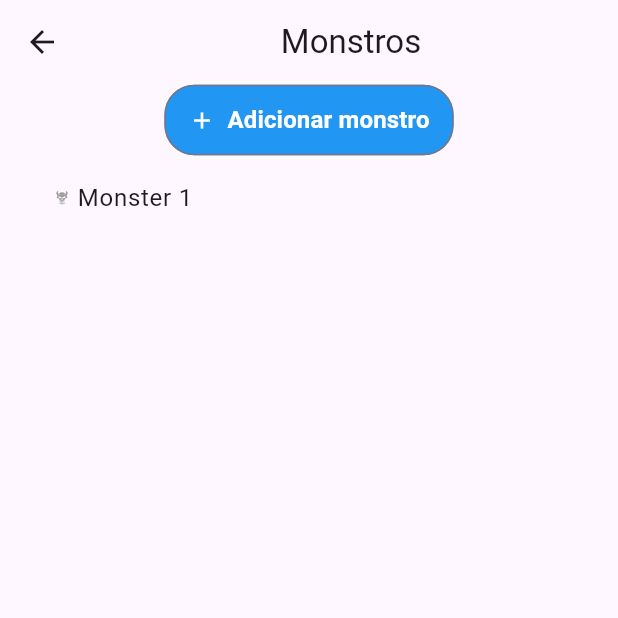
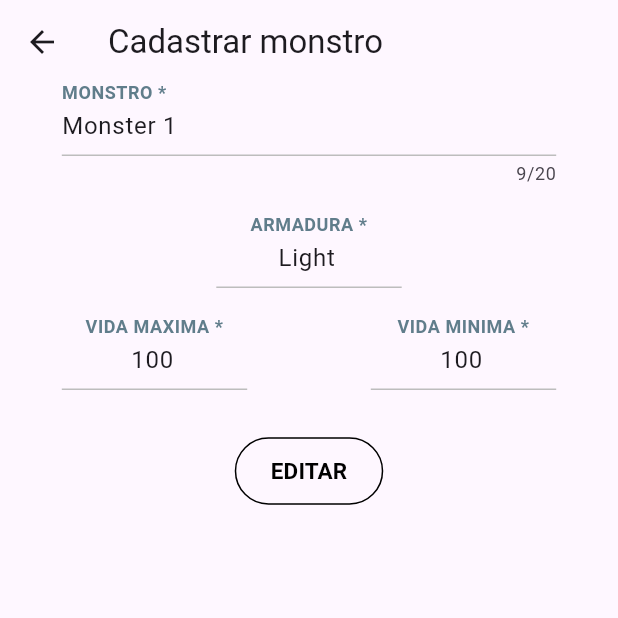
Before and after one commit to Gustavo-Vinicius-Santana/rpg-dm-combat-assistant, a Flutter app: the Monsterlistscreen screen opened directly, after a tap on "Monster 1", on a phone screen of 412 x 824 dp, the top half of it. Run offline on Flutter 3.47's test engine with Material 3 defaults, Android fonts, the phone set to English and light mode, and no system bars; our stand-ins replace flutter_svg, sqflite; accounts and stored records are empty.

Commit message:
[feature - ui/logic - complet] Criando tela de edição de mosntro e implementando-a na lista de monstros

```diff
--- a/lib/Data/repositories/monsters_repository.dart
+++ b/lib/Data/repositories/monsters_repository.dart
@@ -9,6 +9,11 @@ class MonstersRepository {
   Future<List<Map<String, dynamic>>> getAllMonsters() async {
     final db = await DB.instance.database;
     return db.query('monsters');
+  }
+
+  Future<List<Map<String, dynamic>>> getMonsterById(int id) async {
+    final db = await DB.instance.database;
+    return db.query('monsters', where: 'id = ?', whereArgs: [id]);
   }
 
   Future<int> updateMonster(int id, Map<String, dynamic> monster) async {
--- /dev/null
+++ b/lib/Ui/Screens/MonsterEditScreen.dart
@@ -0,0 +1,216 @@
+import 'package:flutter/material.dart';
+import 'package:rpg_dm_combat_assistant/Data/repositories/monsters_repository.dart';
+import 'package:rpg_dm_combat_assistant/Ui/Components/Buttons/ButtonFormConfirm.dart';
+import 'package:rpg_dm_combat_assistant/Ui/Components/Input/InputNumberInt.dart';
+import 'package:rpg_dm_combat_assistant/Ui/Components/Input/InputText.dart';
+import 'package:rpg_dm_combat_assistant/Ui/Components/Loadings/Loading.dart';
+
+class MonsterEditScreen extends StatefulWidget {
+  const MonsterEditScreen({super.key});
+
+  @override
+  State<MonsterEditScreen> createState() => _MonsterEditScreenState();
+}
+
+class _MonsterEditScreenState extends State<MonsterEditScreen> {
+  final MonstersRepository _monsterRepository = MonstersRepository();
+  final TextEditingController _nameMonsterController = TextEditingController();
+  final TextEditingController _armorController = TextEditingController();
+  final TextEditingController _maxHealthController = TextEditingController();
+  final TextEditingController _minHealthController = TextEditingController();
+
+  String? _messageErrorNameMonster;
+  String? _messageErrorArmor;
+  String? _messageErrorMaxHealth;
+  String? _messageErrorMinHealth;
+
+  int? id;
+  bool _isLoading = true;
+
+  @override
+  void didChangeDependencies() {
+    super.didChangeDependencies();
+
+    // Obtendo os argumentos da rota
+    final arguments = ModalRoute.of(context)?.settings.arguments;
+    if (arguments is int) {
+      id = arguments; // Armazena o ID recebido
+      _loadMonster(id!); // Carrega o personagem
+    } else {
+      // Caso os argumentos não sejam válidos, lida com o erro
+      throw Exception("ID não fornecido ou inválido");
+    }
+  }
+
+  void _loadMonster(int id) async {
+    try {
+      final monster = await _monsterRepository.getMonsterById(id);
+      setState(() {
+        _nameMonsterController.text = monster[0]['name'];
+        _armorController.text = monster[0]['armor'].toString();
+        _maxHealthController.text = monster[0]['lifeMax'].toString();
+        _minHealthController.text = monster[0]['lifeActual'].toString();
+      });
+    } catch (e) {
+      print('Erro ao carregar o personagem: $e');
+    } finally {
+      setState(() {
+        _isLoading = false;
+      });
+    }
+  }
+
+  @override
+  void initState() {
+    super.initState();
+    _nameMonsterController.addListener(() {
+      _clearErrorMessage(_messageErrorNameMonster);
+    });
+    _armorController.addListener(() {
+      _clearErrorMessage(_messageErrorArmor);
+    });
+    _maxHealthController.addListener(() {
+      _clearErrorMessage(_messageErrorMaxHealth);
+    });
+    _minHealthController.addListener(() {
+      _clearErrorMessage(_messageErrorMinHealth);
+    });
+  }
+
+  void _clearErrorMessage(String? errorMessage) {
+    if (errorMessage != null) {
+      setState(() {
+        errorMessage = null;
+      });
+    }
+
+    setState(() {
+      if (_nameMonsterController.text.isNotEmpty) {
+        _messageErrorNameMonster = null;
+      }
+      if (_armorController.text.isNotEmpty) {
+        _messageErrorArmor = null;
+      }
+      if (_maxHealthController.text.isNotEmpty) {
+        _messageErrorMaxHealth = null;
+      }
+      if (_minHealthController.text.isNotEmpty) {
+        _messageErrorMinHealth = null;
+      }
+    });
+  }
+
+  void _editMonster() async {
+    final nameMonster = _nameMonsterController.text;
+    final armor = _armorController.text;
+    final maxHealth = _maxHealthController.text;
+    final minHealth = _minHealthController.text;
+
+    if (nameMonster.isEmpty ||
+        armor.isEmpty ||
+        maxHealth.isEmpty ||
+        minHealth.isEmpty) {
+      setState(() {
+        _messageErrorNameMonster =
+            nameMonster.isEmpty ? 'campo obrigatório.' : null;
+        _messageErrorArmor = armor.isEmpty ? 'campo obrigatório.' : null;
+        _messageErrorMaxHealth =
+            maxHealth.isEmpty ? 'campo obrigatório.' : null;
+        _messageErrorMinHealth =
+            minHealth.isEmpty ? 'campo obrigatório.' : null;
+      });
+    } else {
+      // Montando o mapa com os dados do personagem
+      Map<String, dynamic> monster = {
+        'name': nameMonster,
+        'armor': armor,
+        'lifeMax': int.parse(maxHealth),
+        'lifeActual': int.parse(minHealth),
+        'condition': 'alive',
+      };
+
+      try {
+        await _monsterRepository.updateMonster(id!, monster);
+
+        // Limpando os campos após o registro
+        _nameMonsterController.clear();
+        _armorController.clear();
+        _maxHealthController.clear();
+        _minHealthController.clear();
+
+        setState(() {
+          _messageErrorNameMonster = null;
+          _messageErrorArmor = null;
+          _messageErrorMaxHealth = null;
+          _messageErrorMinHealth = null;
+        });
+
+        Navigator.pushNamedAndRemoveUntil(
+          context,
+          '/',
+          (route) => false,
+          arguments: 2,
+        );
+      } catch (e) {
+        print("Erro ao registrar personagem: $e");
+      }
+    }
+  }
+
+  @override
+  Widget build(BuildContext context) {
+    return Scaffold(
+      appBar: AppBar(
+        title: const Text('Cadastrar monstro'),
+      ),
+      body: _isLoading
+          ? const Center(
+              child: Loading(),
+            )
+          : Center(
+              child: Column(
+                children: [
+                  Center(
+                    child: InputText(
+                      controller: _nameMonsterController,
+                      maxLength: 20,
+                      errorMessage: _messageErrorNameMonster,
+                      placeholder: 'Nome do monstro',
+                      label: 'MONSTRO',
+                    ),
+                  ),
+                  const SizedBox(height: 20),
+                  InputNumberInt(
+                    controller: _armorController,
+                    errorMessage: _messageErrorArmor,
+                    label: 'ARMADURA',
+                  ),
+                  const SizedBox(height: 20),
+                  Row(
+                    mainAxisAlignment: MainAxisAlignment.spaceAround,
+                    children: [
+                      InputNumberInt(
+                        controller: _maxHealthController,
+                        errorMessage: _messageErrorMaxHealth,
+                        label: 'VIDA MAXIMA',
+                      ),
+                      InputNumberInt(
+                        controller: _minHealthController,
+                        errorMessage: _messageErrorMinHealth,
+                        label: 'VIDA MINIMA',
+                      )
+                    ],
+                  ),
+                  const SizedBox(height: 30),
+                  Center(
+                    child: ButtonFormConfirm(
+                      register: _editMonster,
+                      textInButton: 'EDITAR',
+                    ),
+                  )
+                ],
+              ),
+            ),
+    );
+  }
+}
--- a/lib/Ui/Screens/MonsterListScreen.dart
+++ b/lib/Ui/Screens/MonsterListScreen.dart
@@ -43,6 +43,14 @@ class _MonsterlistscreenState extends State<Monsterlistscreen> {
     }
   }
 
+  Future<void> _openMonsterEdit(int id) async {
+    Navigator.pushNamed(
+      context,
+      '/mosterEdit',
+      arguments: id,
+    );
+  }
+
   @override
   Widget build(BuildContext context) {
     return Scaffold(
@@ -74,7 +82,7 @@ class _MonsterlistscreenState extends State<Monsterlistscreen> {
                       emptyList: 'Não há monstros cadastrados',
                       itemsList: _monsters,
                       selectedItemsToDelete: selectedItemsToDelete,
-                      openEdit: () {},
+                      openEdit: _openMonsterEdit,
                       onSelectionChanged: (selectedItems) {
                         setState(() {
                           selectedItemsToDelete.clear();
--- a/lib/main.dart
+++ b/lib/main.dart
@@ -1,6 +1,7 @@
 import 'package:flutter/material.dart';
 import 'package:rpg_dm_combat_assistant/Ui/Screens/CharacterEditScreen.dart';
 import 'package:rpg_dm_combat_assistant/Ui/Screens/CharacterRegister.dart';
+import 'package:rpg_dm_combat_assistant/Ui/Screens/MonsterEditScreen.dart';
 import 'package:rpg_dm_combat_assistant/Ui/Screens/MonsterRegister.dart';
 import 'package:rpg_dm_combat_assistant/Ui/Screens/MyHomePage.dart';
 
@@ -25,6 +26,7 @@ class MyApp extends StatelessWidget {
         '/characterRegister': (context) => CharacterRegister(),
         '/characterEdit': (context) => CharacterEditScreen(),
         '/monsterRegister': (context) => MonsterRegister(),
+        '/mosterEdit': (context) => MonsterEditScreen(),
       },
     );
   }
```
